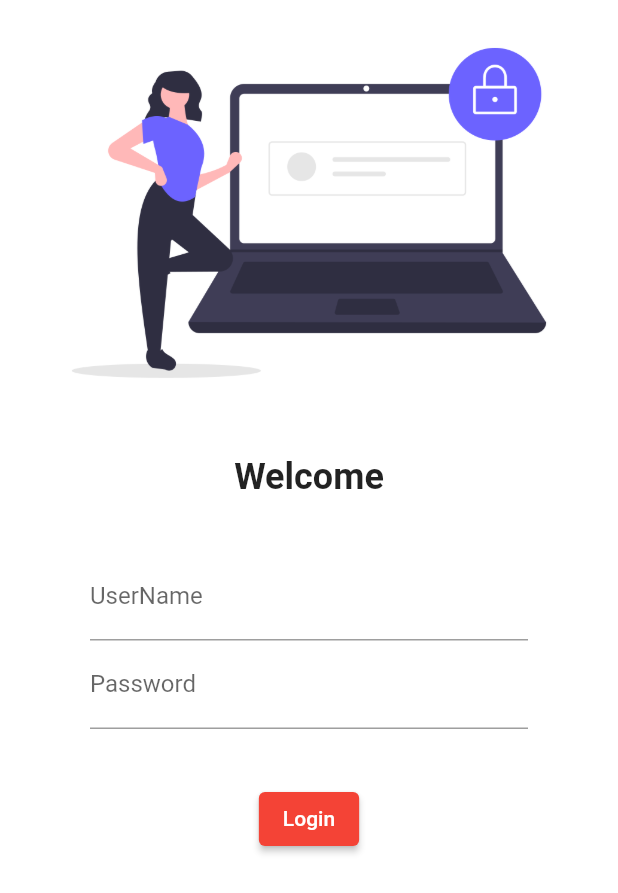
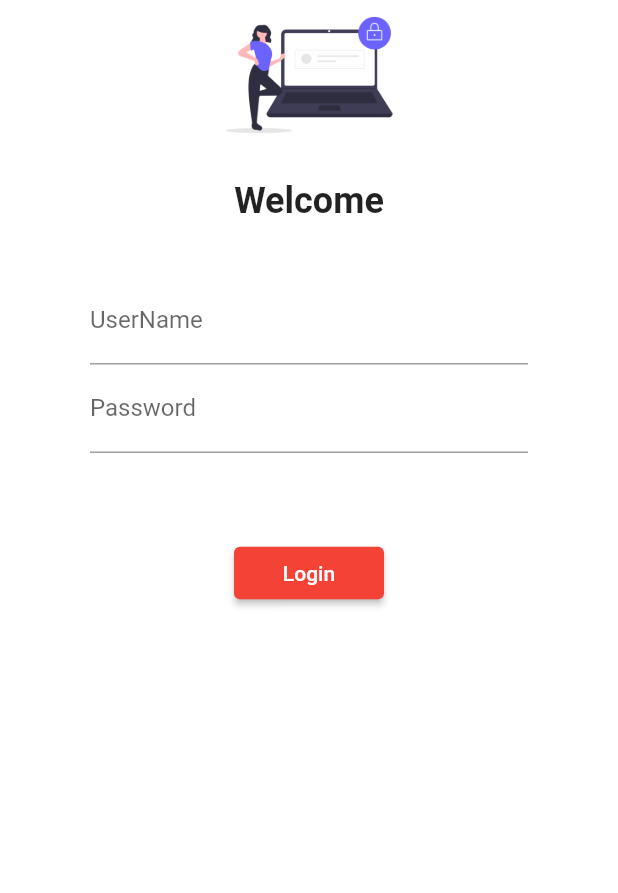
Before and after one commit to zohran/Flutter_course, a Flutter app: the screen it shows after launch, on a phone screen of 412 x 824 dp. Shown: the top 893 px of the screen. Run offline on Flutter 3.47's test engine with Material 2 defaults, Android fonts, the phone set to English and light mode, and no system bars; our stand-ins replace google_fonts.

Commit message:
Day5 Compeleted

```diff
--- a/lib/Screens/Login.dart
+++ b/lib/Screens/Login.dart
@@ -1,4 +1,5 @@
 import 'package:flutter/material.dart';
+import 'package:flutter_application_1/utils/routs.dart';
 
 class LoginPage extends StatelessWidget {
   const LoginPage({Key? key}) : super(key: key);
@@ -6,11 +7,13 @@ class LoginPage extends StatelessWidget {
   @override
   Widget build(BuildContext context) {
     return Material(
+        child: SingleChildScrollView(
           child: Column(
             children: [
               Image.asset(
                 "assets/images/login.png",
                 fit: BoxFit.cover,
+                height: 100,
               ),
               SizedBox(
                 height: 20.0,
@@ -26,8 +29,8 @@ class LoginPage extends StatelessWidget {
                 height: 20.0,
               ),
               Padding(
-              padding:
-                  const EdgeInsets.symmetric(vertical: 16.0, horizontal: 60.0),
+                padding: const EdgeInsets.symmetric(
+                    vertical: 16.0, horizontal: 60.0),
                 child: Column(
                   children: [
                     TextFormField(
@@ -47,17 +50,18 @@ class LoginPage extends StatelessWidget {
                 ),
               ),
               SizedBox(
-              height: 20.0,
+                height: 40.0,
               ),
               ElevatedButton(
-              style: TextButton.styleFrom(),
+                style: TextButton.styleFrom(minimumSize: Size(100, 35)),
                 child: Text("Login"),
                 onPressed: () {
-                print("Salam a laikum! krum krum");
+                  Navigator.pushNamed(context, MyRouts.homerout);
                 },
               ),
             ],
           ),
+        ),
         color: Colors.white);
   }
 }
--- a/lib/main.dart
+++ b/lib/main.dart
@@ -1,6 +1,7 @@
 import 'package:flutter/material.dart';
 import 'package:flutter_application_1/Screens/Login.dart';
 import 'package:flutter_application_1/Screens/home_page.dart';
+import 'package:flutter_application_1/utils/routs.dart';
 import 'package:google_fonts/google_fonts.dart';
 
 void main(List<String> args) {
@@ -14,6 +15,7 @@ class Zohran extends StatelessWidget {
   Widget build(BuildContext context) {
     return MaterialApp(
       //home: Homepage(),
+      debugShowCheckedModeBanner: false,
       themeMode: ThemeMode.light,
       theme: ThemeData(
         primarySwatch: Colors.red,
@@ -23,11 +25,11 @@ class Zohran extends StatelessWidget {
         fontFamily: GoogleFonts.lato().fontFamily,
         primaryTextTheme: GoogleFonts.latoTextTheme(),
       ),
-      initialRoute: "/LoginPage",
+      initialRoute: MyRouts.loginrout,
       routes: {
         //"/": (context) => Homepage(),
-        "/home": (context) => Homepage(),
-        "/LoginPage": (context) => LoginPage(),
+        MyRouts.homerout: (context) => Homepage(),
+        MyRouts.loginrout: (context) => LoginPage(),
       },
       //1home: Homepage(),
     );
--- /dev/null
+++ b/lib/utils/routs.dart
@@ -0,0 +1,4 @@
+class MyRouts {
+  static String loginrout = "/";
+  static String homerout = "/home";
+}
```
Lines whose indentation alone changed are shown as unchanged.
